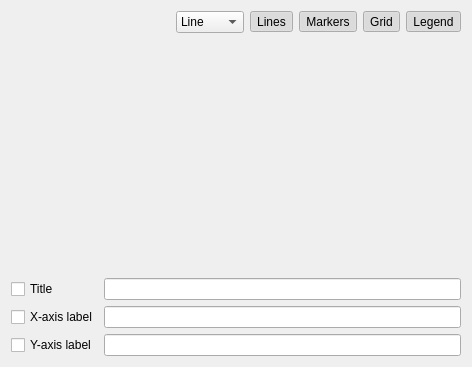
Before: the Qt Designer form Libs/MRML/Widgets/Resources/UI/qMRMLChartViewControllerWidget.ui in gezidan/Slicer, drawn with Qt 5.
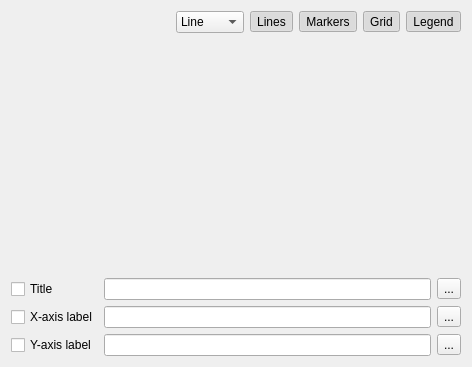
After: the same form once the commit is applied. Custom widgets are drawn as their Qt base class.

Commit message:
ENH: added controls to edit chart title and axis labels.
In ChartViewController, QLineEdit widgets are used for the title
and axis labels.  But QLineEdit cannot grab the keyboard focus when
inside the type of widget that makes up the ControllerWidget popup.
This may be fixed by changing the type of widget used for ControllerWidgets.
In the interim, added buttons to bring up a dialog for editing the
chart titles and labels.

What changed in the file:
```diff
--- a/Libs/MRML/Widgets/Resources/UI/qMRMLChartViewControllerWidget.ui
+++ b/Libs/MRML/Widgets/Resources/UI/qMRMLChartViewControllerWidget.ui
@@ -239,6 +239,45 @@
        </property>
       </widget>
      </item>
+     <item row="0" column="2">
+      <widget class="QToolButton" name="editTitleButton">
+       <property name="focusPolicy">
+        <enum>Qt::ClickFocus</enum>
+       </property>
+       <property name="toolTip">
+        <string>Edit the chart title</string>
+       </property>
+       <property name="text">
+        <string>...</string>
+       </property>
+      </widget>
+     </item>
+     <item row="1" column="2">
+      <widget class="QToolButton" name="editXAxisLabelButton">
+       <property name="focusPolicy">
+        <enum>Qt::ClickFocus</enum>
+       </property>
+       <property name="toolTip">
+        <string>Edit the X-axis label</string>
+       </property>
+       <property name="text">
+        <string>...</string>
+       </property>
+      </widget>
+     </item>
+     <item row="2" column="2">
+      <widget class="QToolButton" name="editYAxisLabelButton">
+       <property name="focusPolicy">
+        <enum>Qt::ClickFocus</enum>
+       </property>
+       <property name="toolTip">
+        <string>Edit the Y-axis label</string>
+       </property>
+       <property name="text">
+        <string>...</string>
+       </property>
+      </widget>
+     </item>
     </layout>
    </item>
   </layout>
```
The commit also changes 2 other files.
